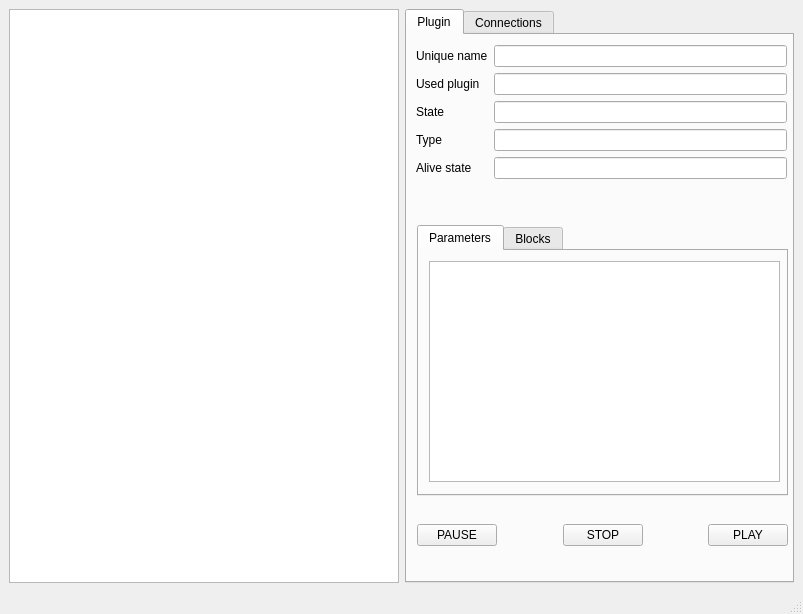
Above: ui/gui/qt_new/overview.ui from TUB-Control/PaPI before the change. Below: the same form after it.
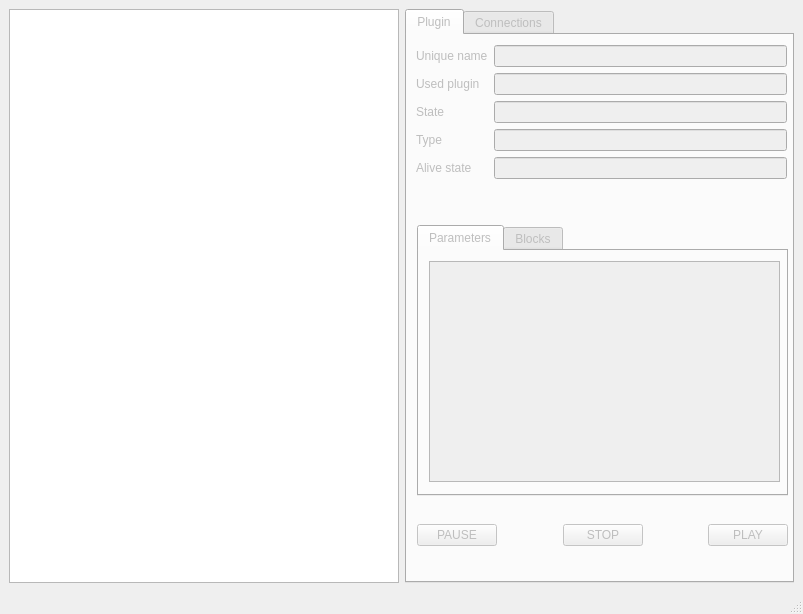
That is the form after the change. The open tabs and pages were chosen to show the change.

Patch:
```diff
--- a/ui/gui/qt_new/overview.ui
+++ b/ui/gui/qt_new/overview.ui
@@ -22,6 +22,9 @@
       </item>
       <item>
        <widget class="QTabWidget" name="tabWidget">
+        <property name="enabled">
+         <bool>false</bool>
+        </property>
         <property name="currentIndex">
          <number>0</number>
         </property>
```
Left out of the diff: 2 changed lines with no effect on the pictures.
